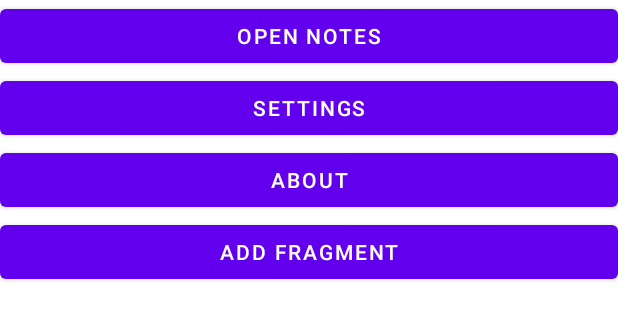
After one commit to StepanAlexandrovich/Notes, an Android app: the layout fragment_launch.xml on its own in the app's theme, with its tools: preview values and no code run, on a phone screen of 412 x 824 dp. The commit adds this screen. Shown: the top 320 px of the screen. Run offline under Robolectric (Android 15) with nearby library versions, the light colour scheme and no system bars.

Commit message:
lesson_7_4

```diff
--- a/app/src/main/java/java/android/notes/wrapper/MainActivity.java
+++ b/app/src/main/java/java/android/notes/wrapper/MainActivity.java
@@ -15,7 +15,7 @@ public class MainActivity extends AppCompatActivity{
         super.onCreate(savedInstanceState);
         setContentView(R.layout.activity_main);
 
-        CreateFragment.createNotesFragment(this);
+        CreateFragment.createLaunchFragment(this);
     }
 
 }
--- a/app/src/main/java/java/android/notes/wrapper/NoteFragment.java
+++ b/app/src/main/java/java/android/notes/wrapper/NoteFragment.java
@@ -56,6 +56,7 @@ public class NoteFragment extends Fragment implements View.OnClickListener{
 
                 if(save){
                     requireActivity().getSupportFragmentManager().popBackStack();
+                    requireActivity().getSupportFragmentManager().popBackStack();
                     CreateFragment.createNotesFragment((AppCompatActivity) requireActivity());
                 }else{
                     Toast.makeText(getContext(), "FILL NOTES'NAME", Toast.LENGTH_SHORT).show();
--- a/app/src/main/java/java/android/notes/wrapper/NotesFragment.java
+++ b/app/src/main/java/java/android/notes/wrapper/NotesFragment.java
@@ -42,7 +42,6 @@ public class NotesFragment extends Fragment implements View.OnClickListener{
                 public void onClick(View view) {
                     control.openNoteOutList(index);
 
-                    requireActivity().getSupportFragmentManager().popBackStack();
                     CreateFragment.createNoteFragment((AppCompatActivity) requireActivity());
                 }
             });
@@ -51,7 +50,6 @@ public class NotesFragment extends Fragment implements View.OnClickListener{
                 public void onClick(View view) {
                     control.removeNoteOutList(index);
 
-                    requireActivity().getSupportFragmentManager().popBackStack();
                     CreateFragment.createNotesFragment((AppCompatActivity) requireActivity());
                 }
             });
--- a/app/src/main/res/layout/activity_main.xml
+++ b/app/src/main/res/layout/activity_main.xml
@@ -8,7 +8,7 @@
     tools:context=".wrapper.MainActivity">
 
     <FrameLayout
-        android:id="@+id/fragment_container_list"
+        android:id="@+id/fragment_container"
         android:layout_width="match_parent"
         android:layout_height="match_parent">
     </FrameLayout>
--- /dev/null
+++ b/app/src/main/res/layout/fragment_launch.xml
@@ -0,0 +1,38 @@
+<?xml version="1.0" encoding="utf-8"?>
+<LinearLayout xmlns:android="http://schemas.android.com/apk/res/android"
+    xmlns:tools="http://schemas.android.com/tools"
+    android:layout_width="match_parent"
+    android:layout_height="match_parent"
+    android:orientation="vertical">
+
+    <Button
+        android:id="@+id/buttonOpenNotes"
+        android:layout_width="match_parent"
+        android:layout_height="wrap_content"
+        android:text="@string/open_notes" />
+
+    <Button
+        android:id="@+id/buttonSettings"
+        android:layout_width="match_parent"
+        android:layout_height="wrap_content"
+        android:text="@string/settings" />
+
+    <Button
+        android:id="@+id/buttonAbout"
+        android:layout_width="match_parent"
+        android:layout_height="wrap_content"
+        android:text="@string/about" />
+
+    <Button
+        android:id="@+id/buttonAddFragment"
+        android:layout_width="match_parent"
+        android:layout_height="wrap_content"
+        android:text="Add Fragment" />
+
+    <FrameLayout
+        android:id="@+id/fragment_child_container"
+        android:layout_width="match_parent"
+        android:layout_height="match_parent">
+    </FrameLayout>
+
+</LinearLayout>
--- a/app/src/main/res/values/strings.xml
+++ b/app/src/main/res/values/strings.xml
@@ -9,5 +9,8 @@
     <string name="cancel">cancel</string>
     <string name="edit_time">edit time</string>
     <string name="edit_date">edit date</string>
+    <string name="open_notes">OPEN NOTES</string>
+    <string name="settings">SETTINGS</string>
+    <string name="about">ABOUT</string>
 
 </resources>
```
Also changed, not shown: app/src/main/java/java/android/notes/wrapper/ChildFragment.java (added, +25 -0 lines), app/src/main/java/java/android/notes/wrapper/CreateFragment.java (+32 -3 lines), app/src/main/java/java/android/notes/wrapper/LaunchFragment.java (added, +70 -0 lines), app/src/main/java/java/android/notes/wrapper/SettingsFragment.java (added, +26 -0 lines), app/src/main/res/layout-land/activity_main.xml (+11 -4 lines), app/src/main/res/layout/fragment_child.xml (added, +13 -0 lines), app/src/main/res/layout/fragment_settings.xml (added, +14 -0 lines).
